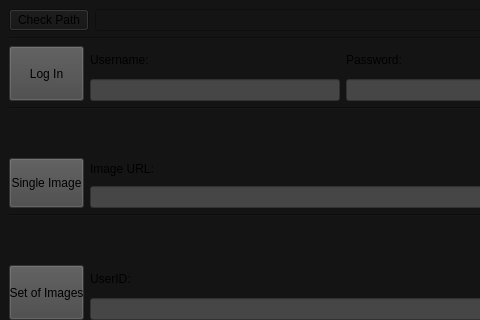
Above: src/mainWindow.ui from Redland123/Pixiv-Downloader before the change; both pictures show x 0 to 480 and y 0 to 320 of the 800 by 450 pixel window. Below: the same form after it.
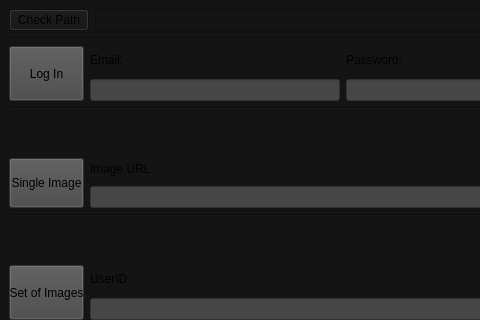
That is the form after the change.

Commit message: Change username label to email to avoid confusion

What changed in the file:
```diff
--- a/src/mainWindow.ui
+++ b/src/mainWindow.ui
@@ -128,7 +128,7 @@
                 <item>
                  <widget class="QLabel" name="label">
                   <property name="text">
-                   <string>Username:</string>
+                   <string>Email:</string>
                   </property>
                  </widget>
                 </item>
```
Left out of the diff: 10 changed lines with no effect on the pictures.
